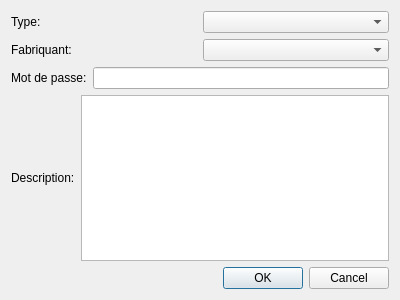
First picture: the form in InfoDynamiqueQt/Vues/vuegestionappareil.ui, repository AlexandreGirardin/ProjetAnalyse, before the edit.
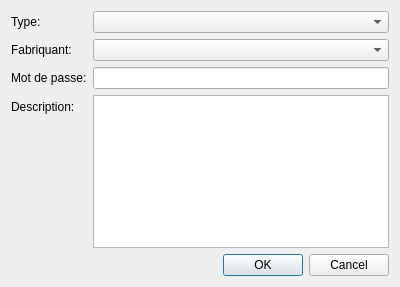
Second picture: the form after the edit.

What changed in the file:
```diff
--- a/InfoDynamiqueQt/Vues/vuegestionappareil.ui
+++ b/InfoDynamiqueQt/Vues/vuegestionappareil.ui
@@ -7,7 +7,7 @@
     <x>0</x>
     <y>0</y>
     <width>400</width>
-    <height>300</height>
+    <height>287</height>
    </rect>
   </property>
   <property name="windowTitle">
@@ -15,58 +15,49 @@
   </property>
   <layout class="QVBoxLayout" name="verticalLayout">
    <item>
-    <layout class="QHBoxLayout" name="horizontalLayout_4">
-     <item>
-      <widget class="QLabel" name="label">
+    <layout class="QFormLayout" name="formLayout">
+     <property name="topMargin">
+      <number>0</number>
+     </property>
+     <item row="0" column="0">
+      <widget class="QLabel" name="etiquetteType">
        <property name="text">
         <string>Type:</string>
        </property>
       </widget>
      </item>
-     <item>
-      <widget class="QComboBox" name="comboBox"/>
+     <item row="0" column="1">
+      <widget class="QComboBox" name="comboType"/>
      </item>
-    </layout>
-   </item>
-   <item>
-    <layout class="QHBoxLayout" name="horizontalLayout_3">
-     <item>
-      <widget class="QLabel" name="label_2">
+     <item row="2" column="1">
+      <widget class="QComboBox" name="comboFabricant"/>
+     </item>
+     <item row="2" column="0">
+      <widget class="QLabel" name="etiquetteFabricant">
        <property name="text">
         <string>Fabriquant:</string>
        </property>
       </widget>
      </item>
-     <item>
-      <widget class="QComboBox" name="comboBox_2"/>
-     </item>
-    </layout>
-   </item>
-   <item>
-    <layout class="QHBoxLayout" name="horizontalLayout_2">
-     <item>
-      <widget class="QLabel" name="label_3">
+     <item row="3" column="0">
+      <widget class="QLabel" name="etiquetteMDP">
        <property name="text">
         <string>Mot de passe:</string>
        </property>
       </widget>
      </item>
-     <item>
-      <widget class="QLineEdit" name="lineEdit"/>
+     <item row="3" column="1">
+      <widget class="QLineEdit" name="champMDP"/>
      </item>
-    </layout>
-   </item>
-   <item>
-    <layout class="QHBoxLayout" name="horizontalLayout">
-     <item>
-      <widget class="QLabel" name="label_4">
+     <item row="4" column="0">
+      <widget class="QLabel" name="etiquetteDescription">
        <property name="text">
         <string>Description:</string>
        </property>
       </widget>
      </item>
-     <item>
-      <widget class="QTextEdit" name="textEdit"/>
+     <item row="4" column="1">
+      <widget class="QTextEdit" name="champDescription"/>
      </item>
     </layout>
    </item>
```
